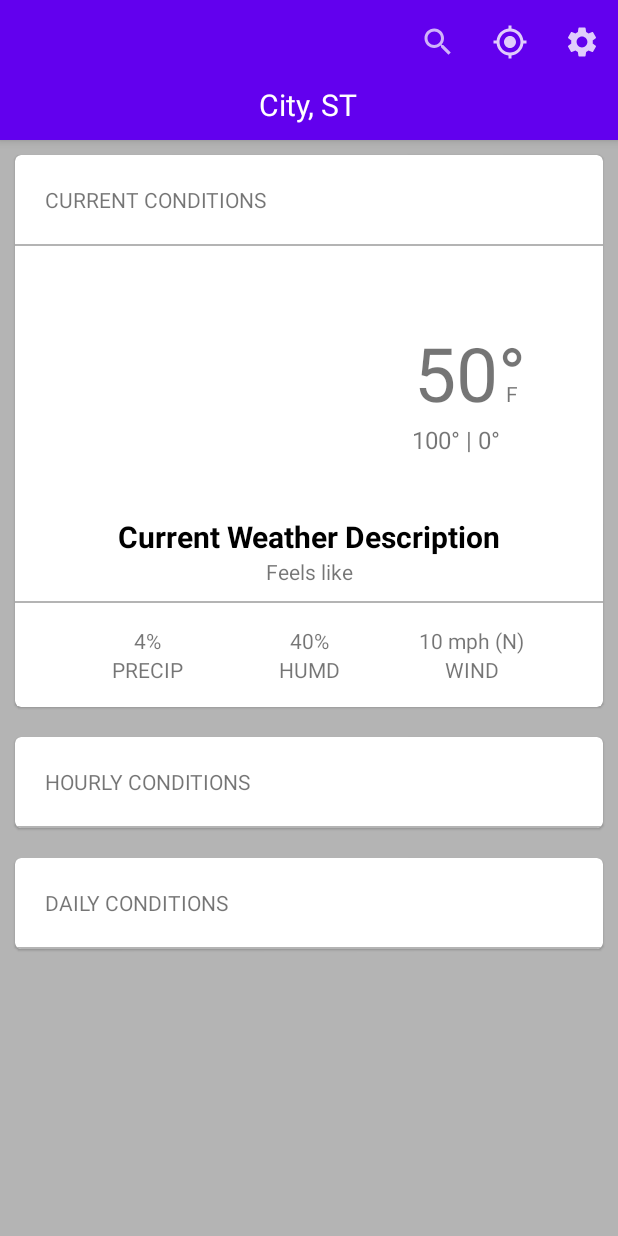
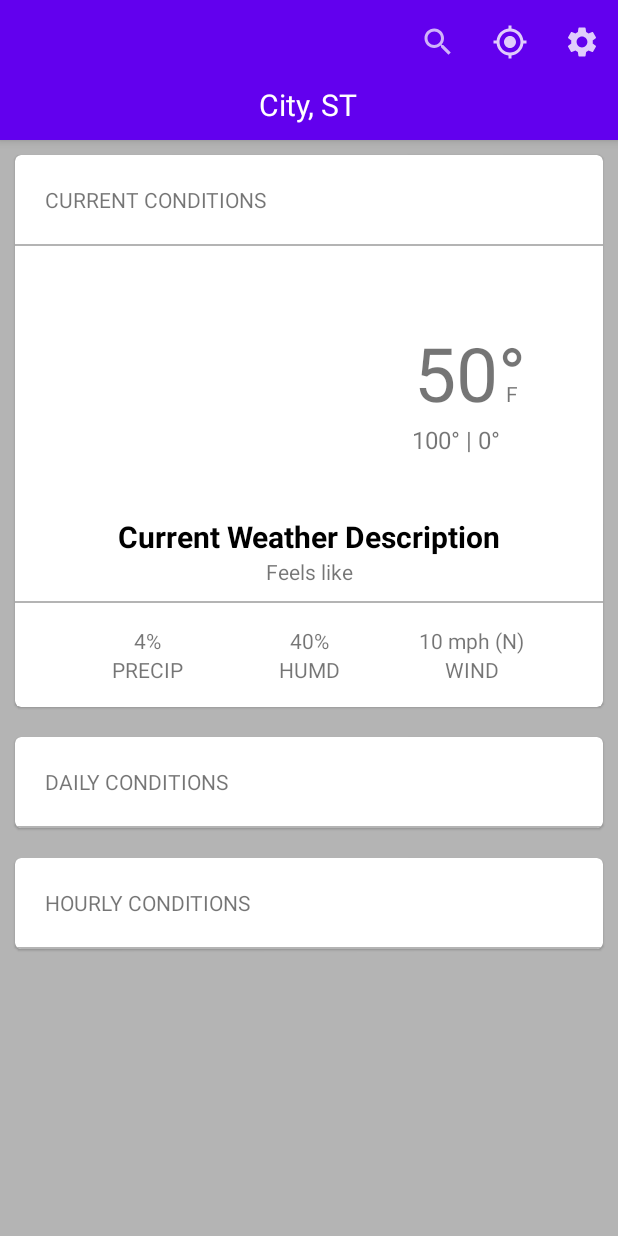
Before and after one commit to JT-BROSKI/WeatherProject, an Android app: the screen it shows after launch (MainActivity), on a phone screen of 412 x 824 dp. Run offline under Robolectric (Android 15) with nearby library versions, the light colour scheme and no system bars; our stand-ins replace Volley; pictures from the network do not load.

Commit message:
Switched card view locations for hourly and daily conditions. Created DatabaseHelper for manage SQLite databases. Updated Preferences to use DatabaseHelper for saving and grabbing the preferred location. Removed unused private class MyLocationListerner (this is now MyConsumer in Preferences).

```diff
--- /dev/null
+++ b/app/src/main/java/com/jtbroski/myapplication/DatabaseHelper.java
@@ -0,0 +1,84 @@
+package com.jtbroski.myapplication;
+
+import android.content.ContentValues;
+import android.content.Context;
+import android.database.Cursor;
+import android.database.sqlite.SQLiteDatabase;
+import android.database.sqlite.SQLiteOpenHelper;
+import android.location.Location;
+import android.location.LocationManager;
+
+import androidx.annotation.Nullable;
+
+public class DatabaseHelper extends SQLiteOpenHelper {
+
+    public static final String PREFERRED_LOCATION_TABLE = "PREFERRED_LOCATION_TABLE";
+    public static final String COLUMN_LATITUDE = "LATITUDE";
+    public static final String COLUMN_LONGITUDE = "LONGITUDE";
+
+    public DatabaseHelper(@Nullable Context context) {
+        super(context, "preferences.db", null, 1);
+    }
+
+    @Override
+    public void onCreate(SQLiteDatabase db) {
+        String createTableStatement = "CREATE TABLE " + PREFERRED_LOCATION_TABLE + " (" + COLUMN_LATITUDE + " REAL, " + COLUMN_LONGITUDE + " REAL)";
+
+        db.execSQL(createTableStatement);
+    }
+
+    @Override
+    public void onUpgrade(SQLiteDatabase db, int oldVersion, int newVersion) {
+
+    }
+
+    public Location getPreferredLocation() {
+        Location preferredLocation = null;
+
+        if (hasPreferredLocation()) {
+            String queryString = "SELECT * FROM " + PREFERRED_LOCATION_TABLE;
+            SQLiteDatabase db = this.getReadableDatabase();
+            Cursor cursor = db.rawQuery(queryString, null);
+            cursor.moveToFirst();
+
+            preferredLocation = new Location(LocationManager.GPS_PROVIDER);
+            preferredLocation.setLatitude(cursor.getDouble(0));
+            preferredLocation.setLongitude(cursor.getDouble(1));
+
+            cursor.close();
+            db.close();
+        }
+
+        return preferredLocation;
+    }
+
+    public boolean updatePreferredLocation(Location location) {
+        SQLiteDatabase db = this.getWritableDatabase();
+        ContentValues cv = new ContentValues();
+
+        cv.put(COLUMN_LATITUDE, location.getLatitude());
+        cv.put(COLUMN_LONGITUDE, location.getLongitude());
+
+        long insert;
+        if (hasPreferredLocation()) {
+            insert = db.update(PREFERRED_LOCATION_TABLE, cv, null, null);
+        }
+        else {
+            insert = db.insert(PREFERRED_LOCATION_TABLE, null, cv);
+        }
+
+        db.close();
+        return insert == 1;
+    }
+
+    private boolean hasPreferredLocation() {
+        String queryString = "SELECT * FROM " + PREFERRED_LOCATION_TABLE;
+        SQLiteDatabase db = this.getReadableDatabase();
+        Cursor cursor = db.rawQuery(queryString, null);
+
+        boolean hasResults = cursor.moveToFirst();
+        cursor.close();
+
+        return hasResults;
+    }
+}
--- a/app/src/main/java/com/jtbroski/myapplication/Preferences.java
+++ b/app/src/main/java/com/jtbroski/myapplication/Preferences.java
@@ -5,35 +5,28 @@ import android.app.Activity;
 import android.content.Context;
 import android.content.DialogInterface;
 import android.content.Intent;
-import android.content.SharedPreferences;
 import android.content.pm.PackageManager;
 import android.location.Location;
 import android.location.LocationManager;
 import android.os.Build;
 import android.provider.Settings;
+import android.widget.Toast;
 
 import androidx.annotation.RequiresApi;
 import androidx.appcompat.app.AlertDialog;
 import androidx.core.app.ActivityCompat;
 import androidx.core.content.ContextCompat;
 
-import com.google.gson.Gson;
-import com.google.gson.reflect.TypeToken;
-
-import java.lang.reflect.Type;
 import java.util.function.Consumer;
 
-public class Preferences {
-
-    private static final String PREFERRED_LOCATION_KEY = "preferred_location";
+public class Preferences{
 
     private static Preferences instance;
-    private SharedPreferences sharedPreferences;
+    DatabaseHelper dbHelper;
 
     @RequiresApi(api = Build.VERSION_CODES.R)
     private Preferences(Context context) {
-        sharedPreferences = context.getSharedPreferences("preference_db", Context.MODE_PRIVATE);
-        sharedPreferences.edit().clear().commit();
+        dbHelper = new DatabaseHelper(context);
 
         if (getPreferredLocation() == null) {
             getCurrentLocation(context);
@@ -51,10 +44,7 @@ public class Preferences {
     }
 
     public Location getPreferredLocation() {
-        Gson gson = new Gson();
-        Type type = new TypeToken<Location>() {}.getType();
-        Location preferredLocation = gson.fromJson(sharedPreferences.getString(PREFERRED_LOCATION_KEY, null), type);
-        return preferredLocation;
+        return dbHelper.getPreferredLocation();
     }
 
     @RequiresApi(api = Build.VERSION_CODES.R)
@@ -96,14 +86,6 @@ public class Preferences {
         alert.show();
     }
 
-    public void savePreferredLocation(Location location) {
-        Gson gson = new Gson();
-        SharedPreferences.Editor editor = sharedPreferences.edit();
-        editor.remove(PREFERRED_LOCATION_KEY);
-        editor.putString(PREFERRED_LOCATION_KEY, gson.toJson(location));
-        editor.commit();
-    }
-
     @RequiresApi(api = Build.VERSION_CODES.N)
     private class MyConsumer implements Consumer<Location>  {
 
@@ -123,7 +105,10 @@ public class Preferences {
         public void accept(Location location) {
             this.location = location;
             ((MainActivity)context).callWeatherApi(location);
-            Preferences.getInstance(context).savePreferredLocation(location);
+
+            if(!Preferences.getInstance(context).dbHelper.updatePreferredLocation(location)) {
+                Toast.makeText(context, "Unable to save preferred location.", Toast.LENGTH_SHORT).show();
+            }
         }
 
         @Override
--- a/app/src/main/res/layout/activity_main.xml
+++ b/app/src/main/res/layout/activity_main.xml
@@ -294,11 +294,49 @@
 
         </com.google.android.material.card.MaterialCardView>
 
+        <!--        TODO Make a temperature graph-->
+        <com.google.android.material.card.MaterialCardView
+            android:id="@+id/daily_conditions_card_view"
+            android:layout_width="match_parent"
+            android:layout_height="wrap_content"
+            android:layout_below="@+id/current_conditions_card_view"
+            android:layout_margin="10dp">
+
+            <RelativeLayout
+                android:layout_width="match_parent"
+                android:layout_height="match_parent">
+
+                <TextView
+                    android:id="@+id/daily_conditions_title"
+                    android:layout_width="wrap_content"
+                    android:layout_height="wrap_content"
+                    android:layout_marginStart="20dp"
+                    android:layout_marginTop="20dp"
+                    android:layout_marginBottom="20dp"
+                    android:text="@string/daily_conditions"/>
+
+                <View
+                    android:id="@+id/fourth_divider"
+                    android:layout_width="match_parent"
+                    android:layout_height="1dp"
+                    android:layout_below="@+id/daily_conditions_title"
+                    android:background="@color/light_gray" />
+
+                <androidx.recyclerview.widget.RecyclerView
+                    android:id="@+id/daily_conditions_recycler_view"
+                    android:layout_width="wrap_content"
+                    android:layout_height="wrap_content"
+                    android:layout_below="@+id/fourth_divider" />
+
+            </RelativeLayout>
+
+        </com.google.android.material.card.MaterialCardView>
+
         <com.google.android.material.card.MaterialCardView
             android:id="@+id/hourly_conditions_card_view"
             android:layout_width="match_parent"
             android:layout_height="wrap_content"
-            android:layout_below="@+id/current_conditions_card_view"
+            android:layout_below="@+id/daily_conditions_card_view"
             android:layout_margin="10dp">
 
             <RelativeLayout
@@ -331,43 +369,5 @@
 
         </com.google.android.material.card.MaterialCardView>
 
-<!--        TODO Make a temperature graph-->
-        <com.google.android.material.card.MaterialCardView
-            android:id="@+id/daily_conditions_card_view"
-            android:layout_width="match_parent"
-            android:layout_height="wrap_content"
-            android:layout_below="@+id/hourly_conditions_card_view"
-            android:layout_margin="10dp">
-
-            <RelativeLayout
-                android:layout_width="match_parent"
-                android:layout_height="match_parent">
-
-                <TextView
-                    android:id="@+id/daily_conditions_title"
-                    android:layout_width="wrap_content"
-                    android:layout_height="wrap_content"
-                    android:layout_marginStart="20dp"
-                    android:layout_marginTop="20dp"
-                    android:layout_marginBottom="20dp"
-                    android:text="@string/daily_conditions"/>
-
-                <View
-                    android:id="@+id/fourth_divider"
-                    android:layout_width="match_parent"
-                    android:layout_height="1dp"
-                    android:layout_below="@+id/daily_conditions_title"
-                    android:background="@color/light_gray" />
-
-                <androidx.recyclerview.widget.RecyclerView
-                    android:id="@+id/daily_conditions_recycler_view"
-                    android:layout_width="wrap_content"
-                    android:layout_height="wrap_content"
-                    android:layout_below="@+id/fourth_divider" />
-
-            </RelativeLayout>
-
-        </com.google.android.material.card.MaterialCardView>
-
     </RelativeLayout>
 </ScrollView>
```
Also changed, not shown: app/src/main/java/com/jtbroski/myapplication/MainActivity.java (+0 -20 lines).
